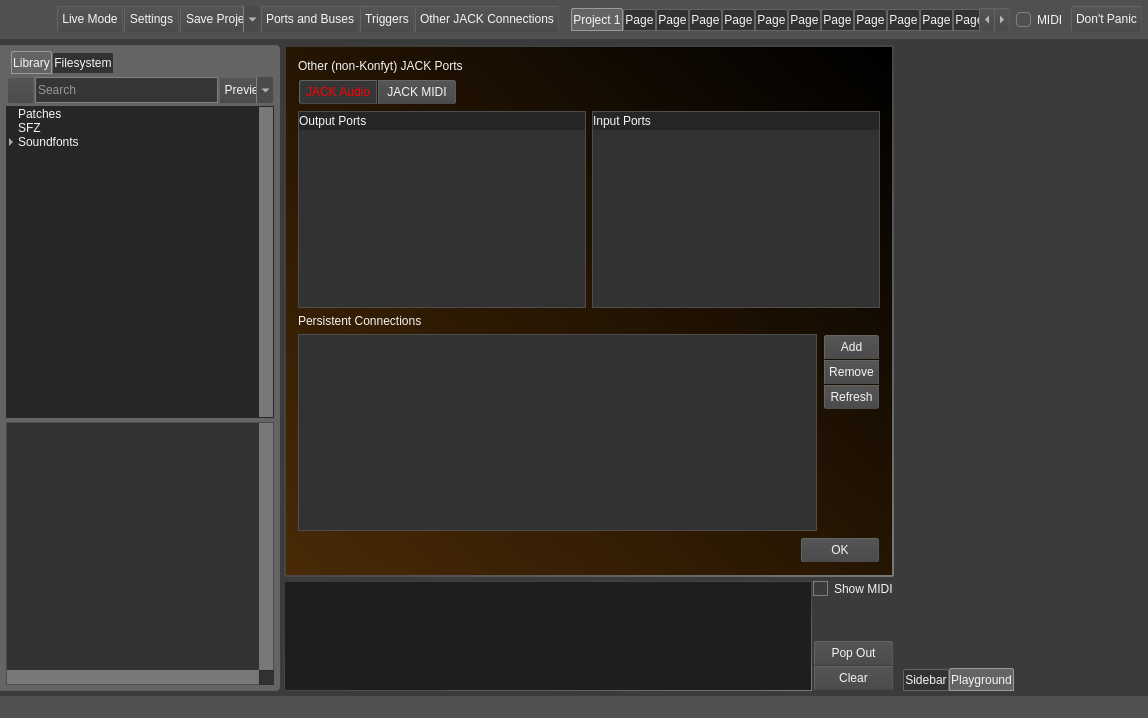
This is src/mainwindow.ui in noedigcode/konfyt as Qt 5 draws it before an edit. The edited form follows.
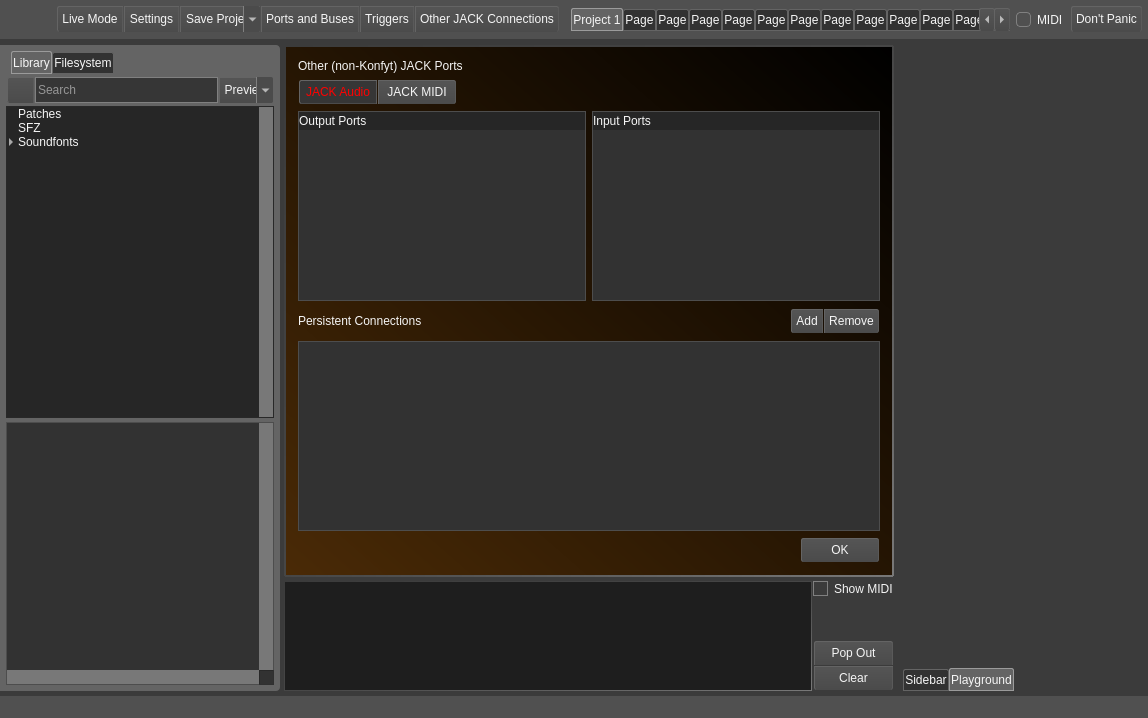
This is the edited form. The open tabs and pages were chosen to show the change. Icons and pictures are not drawn.

Commit message: Improved other jack connections page appearance.

```diff
--- a/src/mainwindow.ui
+++ b/src/mainwindow.ui
@@ -5632,6 +5632,9 @@
              <string/>
             </property>
             <layout class="QGridLayout" name="gridLayout_43" rowstretch="0,0,0,0,0,0">
+             <item row="4" column="0">
+              <widget class="QListWidget" name="listWidget_jackConnections"/>
+             </item>
              <item row="0" column="0">
               <widget class="QLabel" name="label">
                <property name="text">
@@ -5639,141 +5642,6 @@
                </property>
               </widget>
              </item>
-             <item row="4" column="0">
-              <layout class="QGridLayout" name="gridLayout_41">
-               <item row="0" column="0">
-                <widget class="QListWidget" name="listWidget_jackConnections"/>
-               </item>
-               <item row="0" column="1">
-                <layout class="QVBoxLayout" name="verticalLayout_8">
-                 <item>
-                  <widget class="QFrame" name="frame">
-                   <property name="styleSheet">
-                    <string notr="true">QFrame {
-	min-height: 4.5em;
-	max-height: 4.5em;
-}</string>
-                   </property>
-                   <property name="frameShape">
-                    <enum>QFrame::StyledPanel</enum>
-                   </property>
-                   <property name="frameShadow">
-                    <enum>QFrame::Raised</enum>
-                   </property>
-                   <property name="buttonFrame" stdset="0">
-                    <bool>true</bool>
-                   </property>
-                   <layout class="QVBoxLayout" name="verticalLayout_10">
-                    <property name="spacing">
-                     <number>1</number>
-                    </property>
-                    <property name="leftMargin">
-                     <number>0</number>
-                    </property>
-                    <property name="topMargin">
-                     <number>0</number>
-                    </property>
-                    <property name="rightMargin">
-                     <number>0</number>
-                    </property>
-                    <property name="bottomMargin">
-                     <number>0</number>
-                    </property>
-                    <item>
-                     <widget class="QPushButton" name="pushButton_jackConAdd">
-                      <property name="sizePolicy">
-                       <sizepolicy hsizetype="Minimum" vsizetype="Minimum">
-                        <horstretch>0</horstretch>
-                        <verstretch>0</verstretch>
-                       </sizepolicy>
-                      </property>
-                      <property name="minimumSize">
-                       <size>
-                        <width>0</width>
-                        <height>0</height>
-                       </size>
-                      </property>
-                      <property name="styleSheet">
-                       <string notr="true">
-border-bottom-right-radius: 0;
-
-border-bottom-left-radius: 0;</string>
-                      </property>
-                      <property name="text">
-                       <string>Add</string>
-                      </property>
-                     </widget>
-                    </item>
-                    <item>
-                     <widget class="QPushButton" name="pushButton_jackConRemove">
-                      <property name="sizePolicy">
-                       <sizepolicy hsizetype="Minimum" vsizetype="Minimum">
-                        <horstretch>0</horstretch>
-                        <verstretch>0</verstretch>
-                       </sizepolicy>
-                      </property>
-                      <property name="minimumSize">
-                       <size>
-                        <width>0</width>
-                        <height>0</height>
-                       </size>
-                      </property>
-                      <property name="styleSheet">
-                       <string notr="true">border-top-right-radius: 0;
-border-bottom-right-radius: 0;
-border-top-left-radius: 0;
-border-bottom-left-radius: 0;</string>
-                      </property>
-                      <property name="text">
-                       <string>Remove</string>
-                      </property>
-                     </widget>
-                    </item>
-                    <item>
-                     <widget class="QPushButton" name="pushButton_jackConRefresh">
-                      <property name="sizePolicy">
-                       <sizepolicy hsizetype="Minimum" vsizetype="Minimum">
-                        <horstretch>0</horstretch>
-                        <verstretch>0</verstretch>
-                       </sizepolicy>
-                      </property>
-                      <property name="minimumSize">
-                       <size>
-                        <width>0</width>
-                        <height>0</height>
-                       </size>
-                      </property>
-                      <property name="styleSheet">
-                       <string notr="true">border-top-right-radius: 0;
-
-border-top-left-radius: 0;
-</string>
-                      </property>
-                      <property name="text">
-                       <string>Refresh</string>
-                      </property>
-                     </widget>
-                    </item>
-                   </layout>
-                  </widget>
-                 </item>
-                 <item>
-                  <spacer name="verticalSpacer">
-                   <property name="orientation">
-                    <enum>Qt::Vertical</enum>
-                   </property>
-                   <property name="sizeHint" stdset="0">
-                    <size>
-                     <width>20</width>
-                     <height>40</height>
-                    </size>
-                   </property>
-                  </spacer>
-                 </item>
-                </layout>
-               </item>
-              </layout>
-             </item>
              <item row="2" column="0">
               <layout class="QGridLayout" name="gridLayout_42">
                <item row="1" column="0">
@@ -5796,13 +5664,6 @@
                </item>
               </layout>
              </item>
-             <item row="3" column="0">
-              <widget class="QLabel" name="label_22">
-               <property name="text">
-                <string>Persistent Connections</string>
-               </property>
-              </widget>
-             </item>
              <item row="1" column="0">
               <layout class="QHBoxLayout" name="horizontalLayout_31">
                <item>
@@ -6009,6 +5870,131 @@
                </item>
               </layout>
              </item>
+             <item row="3" column="0">
+              <layout class="QHBoxLayout" name="horizontalLayout_60">
+               <item>
+                <widget class="QLabel" name="label_22">
+                 <property name="sizePolicy">
+                  <sizepolicy hsizetype="Preferred" vsizetype="Maximum">
+                   <horstretch>0</horstretch>
+                   <verstretch>0</verstretch>
+                  </sizepolicy>
+                 </property>
+                 <property name="text">
+                  <string>Persistent Connections</string>
+                 </property>
+                </widget>
+               </item>
+               <item>
+                <spacer name="horizontalSpacer_13">
+                 <property name="orientation">
+                  <enum>Qt::Horizontal</enum>
+                 </property>
+                 <property name="sizeHint" stdset="0">
+                  <size>
+                   <width>40</width>
+                   <height>20</height>
+                  </size>
+                 </property>
+                </spacer>
+               </item>
+               <item>
+                <widget class="QFrame" name="frame">
+                 <property name="sizePolicy">
+                  <sizepolicy hsizetype="Preferred" vsizetype="Maximum">
+                   <horstretch>0</horstretch>
+                   <verstretch>0</verstretch>
+                  </sizepolicy>
+                 </property>
+                 <property name="minimumSize">
+                  <size>
+                   <width>0</width>
+                   <height>28</height>
+                  </size>
+                 </property>
+                 <property name="styleSheet">
+                  <string notr="true"/>
+                 </property>
+                 <property name="frameShape">
+                  <enum>QFrame::StyledPanel</enum>
+                 </property>
+                 <property name="frameShadow">
+                  <enum>QFrame::Raised</enum>
+                 </property>
+                 <property name="buttonFrame" stdset="0">
+                  <bool>true</bool>
+                 </property>
+                 <layout class="QHBoxLayout" name="horizontalLayout_59">
+                  <property name="spacing">
+                   <number>1</number>
+                  </property>
+                  <property name="leftMargin">
+                   <number>0</number>
+                  </property>
+                  <property name="topMargin">
+                   <number>0</number>
+                  </property>
+                  <property name="rightMargin">
+                   <number>0</number>
+                  </property>
+                  <property name="bottomMargin">
+                   <number>0</number>
+                  </property>
+                  <item>
+                   <widget class="QPushButton" name="pushButton_jackConAdd">
+                    <property name="sizePolicy">
+                     <sizepolicy hsizetype="Minimum" vsizetype="Maximum">
+                      <horstretch>0</horstretch>
+                      <verstretch>0</verstretch>
+                     </sizepolicy>
+                    </property>
+                    <property name="minimumSize">
+                     <size>
+                      <width>0</width>
+                      <height>0</height>
+                     </size>
+                    </property>
+                    <property name="styleSheet">
+                     <string notr="true">border-top-right-radius: 0;
+border-bottom-right-radius: 0;</string>
+                    </property>
+                    <property name="text">
+                     <string>Add</string>
+                    </property>
+                    <property name="icon">
+                     <iconset resource="../images.qrc">
+                      <normaloff>:/icons/down.png</normaloff>:/icons/down.png</iconset>
+                    </property>
+                   </widget>
+                  </item>
+                  <item>
+                   <widget class="QPushButton" name="pushButton_jackConRemove">
+                    <property name="sizePolicy">
+                     <sizepolicy hsizetype="Minimum" vsizetype="Maximum">
+                      <horstretch>0</horstretch>
+                      <verstretch>0</verstretch>
+                     </sizepolicy>
+                    </property>
+                    <property name="minimumSize">
+                     <size>
+                      <width>0</width>
+                      <height>0</height>
+                     </size>
+                    </property>
+                    <property name="styleSheet">
+                     <string notr="true">border-top-left-radius: 0;
+border-bottom-left-radius: 0;</string>
+                    </property>
+                    <property name="text">
+                     <string>Remove</string>
+                    </property>
+                   </widget>
+                  </item>
+                 </layout>
+                </widget>
+               </item>
+              </layout>
+             </item>
             </layout>
            </widget>
           </item>
```
Left out of the diff: 4 changed lines with no effect on the pictures. The commit also changes 3 other files.
